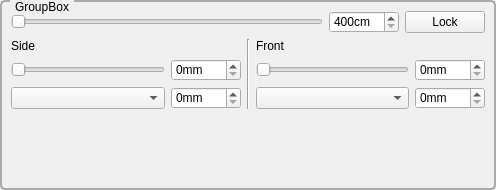
Old version of the form pc/core/widgets/qellipseslider.ui in the repository plule/pfe-costumes.
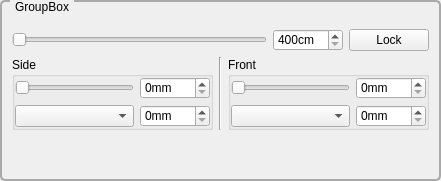
New version of the form.

Commit message: slider of not calibrated motors disabled

```diff
--- a/pc/core/widgets/qellipseslider.ui
+++ b/pc/core/widgets/qellipseslider.ui
@@ -6,8 +6,8 @@
    <rect>
     <x>0</x>
     <y>0</y>
-    <width>496</width>
-    <height>190</height>
+    <width>441</width>
+    <height>181</height>
    </rect>
   </property>
   <property name="sizePolicy">
@@ -35,13 +35,13 @@
    <item>
     <widget class="QGroupBox" name="mainGroup">
      <property name="styleSheet">
-      <string notr="true">QGroupBox {
+      <string notr="true">QGroupBox#mainGroup {
     border: 2px solid darkgray;
     border-radius: 5px;
     margin-top: 0.5em;
 }
 
-QGroupBox::title {
+QGroupBox::title#mainGroup {
     subcontrol-origin: margin;
     left: 10px;
     padding: 0 3px 0 3px;
@@ -113,17 +113,23 @@
       <item>
        <layout class="QHBoxLayout" name="motorsLayout">
         <item>
-         <layout class="QVBoxLayout" name="sideLayout">
-          <item>
-           <widget class="QLabel" name="sideMotorLabel">
-            <property name="text">
+         <widget class="QGroupBox" name="sideGroup">
+          <property name="title">
              <string>Side</string>
             </property>
-            <property name="buddy">
-             <cstring>sideMotorSlider</cstring>
-            </property>
-           </widget>
-          </item>
+          <layout class="QVBoxLayout" name="verticalLayout_3">
+           <property name="leftMargin">
+            <number>0</number>
+           </property>
+           <property name="topMargin">
+            <number>0</number>
+           </property>
+           <property name="rightMargin">
+            <number>0</number>
+           </property>
+           <property name="bottomMargin">
+            <number>0</number>
+           </property>
           <item>
            <layout class="QHBoxLayout" name="sideMotorLayout">
             <item>
@@ -182,6 +188,10 @@
            </layout>
           </item>
          </layout>
+          <zorder>sideMotorSlider</zorder>
+          <zorder></zorder>
+          <zorder></zorder>
+         </widget>
         </item>
         <item>
          <widget class="Line" name="line">
@@ -191,19 +201,25 @@
          </widget>
         </item>
         <item>
-         <layout class="QVBoxLayout" name="verticalLayout_5">
-          <item>
-           <widget class="QLabel" name="frontMotorLabel">
-            <property name="text">
+         <widget class="QGroupBox" name="frontGroup">
+          <property name="title">
              <string>Front</string>
             </property>
-            <property name="buddy">
-             <cstring>frontMotorSlider</cstring>
-            </property>
-           </widget>
-          </item>
+          <layout class="QVBoxLayout" name="verticalLayout_4">
+           <property name="leftMargin">
+            <number>0</number>
+           </property>
+           <property name="topMargin">
+            <number>0</number>
+           </property>
+           <property name="rightMargin">
+            <number>0</number>
+           </property>
+           <property name="bottomMargin">
+            <number>0</number>
+           </property>
           <item>
-           <layout class="QHBoxLayout" name="horizontalLayout_4">
+            <layout class="QHBoxLayout" name="frontMotorLayout">
             <item>
              <widget class="QSlider" name="frontMotorSlider">
               <property name="maximum">
@@ -260,6 +276,7 @@
            </layout>
           </item>
          </layout>
+         </widget>
         </item>
        </layout>
       </item>
```
Lines whose indentation alone changed are shown as unchanged. The commit also changes 10 other files.
